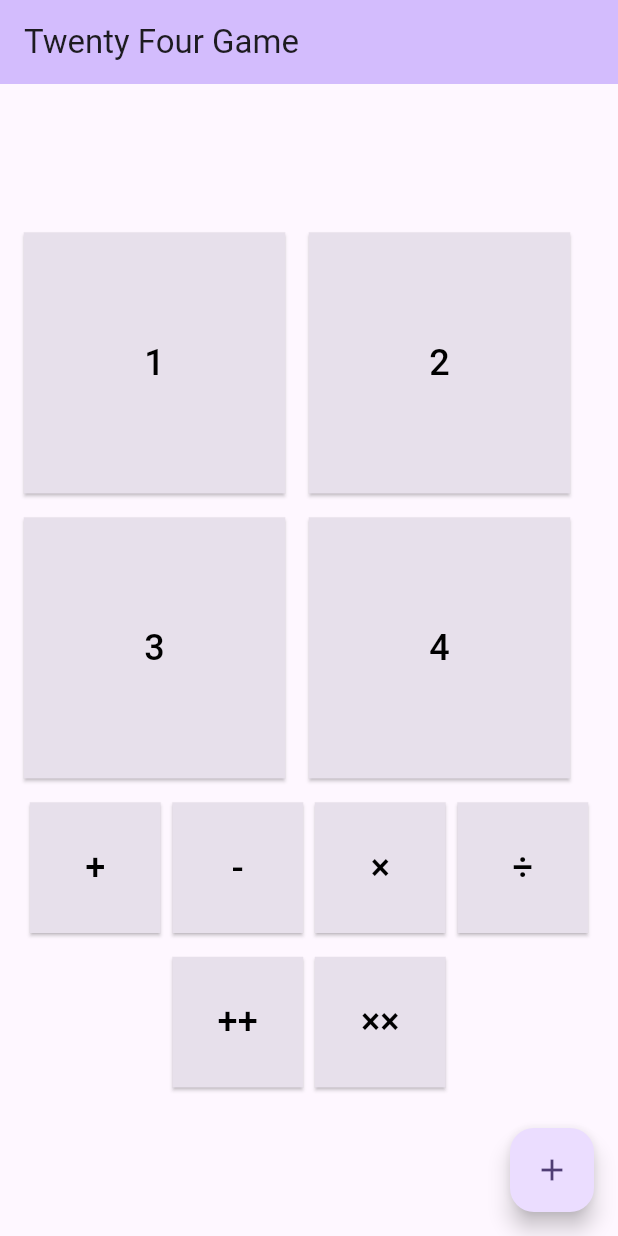
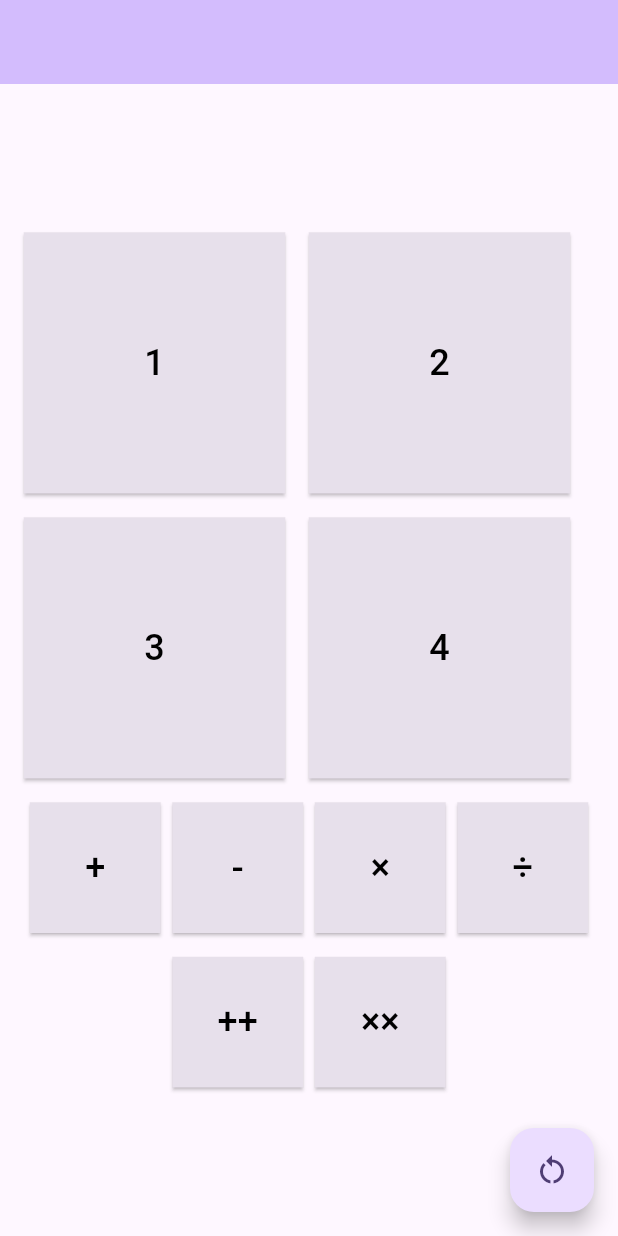
Before and after one commit to misprit7/twentyfour, a Flutter app: the screen it shows after launch, on a phone screen of 412 x 824 dp. Run offline on Flutter 3.47's test engine with Material 2 defaults, Android fonts, the light colour scheme and no system bars.

Commit message:
Got all ops working

```diff
--- a/lib/main.dart
+++ b/lib/main.dart
@@ -1,4 +1,5 @@
 import 'package:flutter/material.dart';
+import 'dart:math';
 
 void main() {
   runApp(const MyApp());
@@ -42,22 +43,7 @@ class _MyHomePageState extends State<MyHomePage> {
   @override
   Widget build(BuildContext context) {
     // than having to individually change instances of widgets.
-    return Scaffold(
-      appBar: AppBar(
-        backgroundColor: Theme.of(context).colorScheme.inversePrimary,
-        // Here we take the value from the MyHomePage object that was created by
-        // the App.build method, and use it to set our appbar title.
-        title: Text(widget.title),
-      ),
-      body: Center(
-        child: ButtonSquare()
-      ),
-      floatingActionButton: FloatingActionButton(
-        onPressed: _incrementCounter,
-        tooltip: 'Increment',
-        child: const Icon(Icons.add),
-      ), // This trailing comma makes auto-formatting nicer for build methods.
-    );
+    return ButtonSquare();
   }
 }
 
@@ -73,25 +59,25 @@ class _ButtonSquareState extends State<ButtonSquare> {
   int opSelect = -1;
 
   void numberPress(int i) {
-    if(numSelect != -1 || opSelect == -1){
-      if(numbers[i] != -999){
+    if(numbers[i] == -999){ return; }
+    if(numSelect == -1 || opSelect == -1){
       setState(() {
         numSelect = i;
       });
-      }
       return;
     }
     setState(() {
       if(opSelect == 0){
-        numbers[i] == numbers[numSelect] + numbers[i];
+        numbers[i] = numbers[numSelect] + numbers[i];
       } else if(opSelect == 1){
-        numbers[i] == numbers[numSelect] - numbers[i];
+        numbers[i] = numbers[numSelect] - numbers[i];
       } else if(opSelect == 2){
-        numbers[i] == numbers[numSelect] * numbers[i];
+        numbers[i] = numbers[numSelect] * numbers[i];
       } else if(opSelect == 3){
-        numbers[i] == numbers[numSelect] / numbers[i];
+        numbers[i] = (numbers[numSelect] / numbers[i]).floor();
       }
       numbers[numSelect] = -999;
+      opSelect = -1;
       numSelect = i;
     });
   }
@@ -102,12 +88,22 @@ class _ButtonSquareState extends State<ButtonSquare> {
       return;
     }
     setState((){
-      int reduced = numbers.reduce((a, b){ return i == 4 ? a+b : a*(b == -999 ? 1 : b); });
+      int reduced = numbers.reduce((a, b){ return i == 4 ? a+(b == -999 ? 0 : b) : a*(b == -999 ? 1 : b); });
       for(int i = 0; i < 4; ++i){numbers[i] = -999;}
       if(numSelect != -1){
         numbers[numSelect] = reduced;
       } else {
         numbers[0] = reduced;
+      }
+    });
+  }
+
+  void reset() {
+    setState(() {
+      var rng = Random();
+      for(int i = 0; i < 4; ++i){
+        // non-inclusive and avoid 0
+        numbers[i] = rng.nextInt(13)+1;
       }
     });
   }
@@ -140,8 +136,15 @@ class _ButtonSquareState extends State<ButtonSquare> {
         }).toList(),
       );
     }
-
-    return Column(
+    return Scaffold(
+      appBar: AppBar(
+        backgroundColor: Theme.of(context).colorScheme.inversePrimary,
+        // Here we take the value from the MyHomePage object that was created by
+        // the App.build method, and use it to set our appbar title.
+      ),
+      body: Center(
+        child:
+         Column(
           mainAxisAlignment: MainAxisAlignment.center,
           children: <Widget>[
             Column(
@@ -156,17 +159,25 @@ class _ButtonSquareState extends State<ButtonSquare> {
             Row(
               mainAxisAlignment: MainAxisAlignment.center,
               children: <Widget>[
-            ButtonGroup([('+', 0), ('-', 1), ('×', 2), ('÷', 3)], screenSize.width / 4-16, 8, opPress),
+                ButtonGroup([('+', 0), ('-', 1), ('×', 2), ('÷', 3)], screenSize.width / 4-16, 8, opPress, opSelect),
               ],
             ),
             SizedBox(height: 16.0), // Add vertical margin
             Row(
               mainAxisAlignment: MainAxisAlignment.center,
               children: <Widget>[
-            ButtonGroup([('++', 4), ('××', 5)], screenSize.width / 4-16, 8, opPress),
+                ButtonGroup([('++', 4), ('××', 5)], screenSize.width / 4-16, 8, opPress, -1),
               ],
             ),
           ],
+        )
+      ),
+      floatingActionButton:
+        FloatingActionButton(
+          onPressed: reset,
+          tooltip: 'Increment',
+          child: const Icon(Icons.restart_alt),
+        ), // This trailing comma makes auto-formatting nicer for build methods.
     );
   }
 }
@@ -225,8 +236,9 @@ class ButtonGroup extends StatelessWidget {
   final double size;
   final double spacing; // Define spacing between buttons
   final void Function(int) onPressed;
+  final int active;
 
-  ButtonGroup(this.labels, this.size, this.spacing, this.onPressed);
+  ButtonGroup(this.labels, this.size, this.spacing, this.onPressed, this.active);
 
   @override
   Widget build(BuildContext context) {
@@ -240,7 +252,7 @@ class ButtonGroup extends StatelessWidget {
           final i = entry.value.$2;
           return Row(
             children: <Widget>[
-              CustomButton(number, size, false, onPressed: (){onPressed(i);}),
+              CustomButton(number, size, active == i, onPressed: (){onPressed(i);}),
               if (index != labels.length - 1) SizedBox(width: spacing), // Add spacing between buttons
             ],
           );
```
Lines whose indentation alone changed are shown as unchanged.
